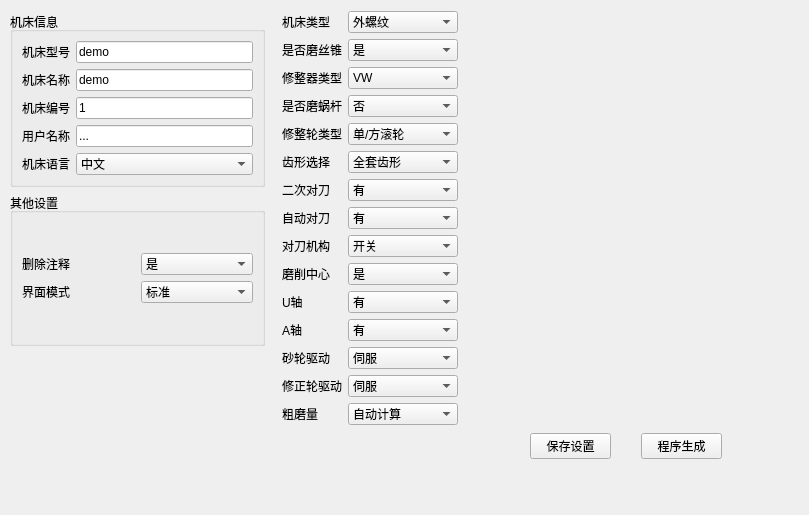
nie11kun/HorizonJuicerCreator, file creatorwindow.ui: the form before one commit.
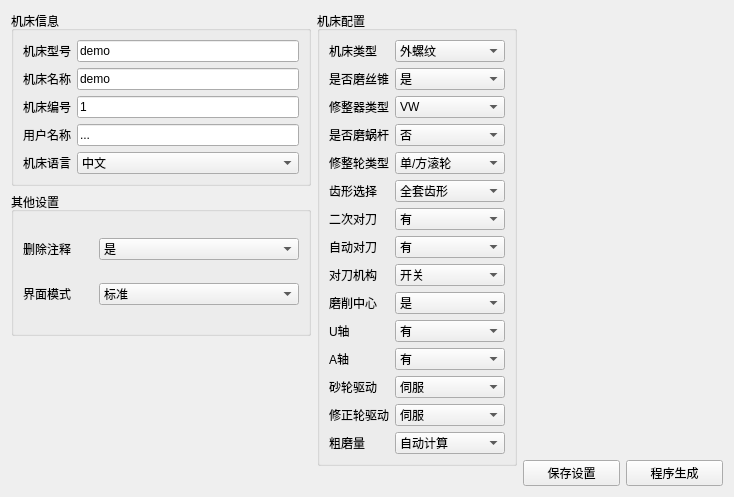
The form after the commit.

Patch:
```diff
--- a/creatorwindow.ui
+++ b/creatorwindow.ui
@@ -6,43 +6,217 @@
    <rect>
     <x>0</x>
     <y>0</y>
-    <width>809</width>
-    <height>515</height>
+    <width>813</width>
+    <height>628</height>
    </rect>
   </property>
   <property name="windowTitle">
    <string>Form</string>
   </property>
-  <widget class="QWidget" name="layoutWidget">
-   <property name="geometry">
-    <rect>
-     <x>282</x>
-     <y>11</y>
-     <width>208</width>
-     <height>493</height>
-    </rect>
-   </property>
-   <layout class="QHBoxLayout" name="horizontalLayout_3">
-    <property name="spacing">
-     <number>6</number>
-    </property>
+  <layout class="QHBoxLayout" name="horizontalLayout_2">
     <property name="sizeConstraint">
      <enum>QLayout::SetFixedSize</enum>
     </property>
     <item>
-     <layout class="QVBoxLayout" name="verticalLayout_4">
-      <property name="spacing">
-       <number>6</number>
-      </property>
+    <layout class="QVBoxLayout" name="verticalLayout_10">
+     <item>
+      <widget class="QGroupBox" name="groupBoxMachineInfo">
+       <property name="maximumSize">
+        <size>
+         <width>16777215</width>
+         <height>999999</height>
+        </size>
+       </property>
+       <property name="title">
+        <string>机床信息</string>
+       </property>
+       <layout class="QGridLayout" name="gridLayout">
+        <item row="0" column="1">
+         <layout class="QVBoxLayout" name="verticalLayout_2">
+          <item>
+           <widget class="QLineEdit" name="lineEditMachineName">
+            <property name="text">
+             <string>demo</string>
+            </property>
+           </widget>
+          </item>
+          <item>
+           <widget class="QLineEdit" name="lineEditMachineNameLng">
+            <property name="text">
+             <string>demo</string>
+            </property>
+           </widget>
+          </item>
+          <item>
+           <widget class="QLineEdit" name="lineEditMachineIndex">
+            <property name="text">
+             <string>1</string>
+            </property>
+           </widget>
+          </item>
+          <item>
+           <widget class="QLineEdit" name="lineEditCustomInfo">
+            <property name="text">
+             <string>...</string>
+            </property>
+           </widget>
+          </item>
+          <item>
+           <widget class="QComboBox" name="comboBoxLng">
+            <item>
+             <property name="text">
+              <string>中文</string>
+             </property>
+            </item>
+            <item>
+             <property name="text">
+              <string>英文</string>
+             </property>
+            </item>
+           </widget>
+          </item>
+         </layout>
+        </item>
+        <item row="0" column="0">
+         <layout class="QVBoxLayout" name="verticalLayout">
+          <item>
+           <widget class="QLabel" name="labelMachineName">
+            <property name="text">
+             <string>机床型号</string>
+            </property>
+           </widget>
+          </item>
+          <item>
+           <widget class="QLabel" name="labelMachineNameLng">
+            <property name="text">
+             <string>机床名称</string>
+            </property>
+           </widget>
+          </item>
+          <item>
+           <widget class="QLabel" name="labelMachineIndex">
+            <property name="text">
+             <string>机床编号</string>
+            </property>
+           </widget>
+          </item>
+          <item>
+           <widget class="QLabel" name="labelCustomInfo">
+            <property name="text">
+             <string>用户名称</string>
+            </property>
+           </widget>
+          </item>
+          <item>
+           <widget class="QLabel" name="labelLng">
+            <property name="text">
+             <string>机床语言</string>
+            </property>
+           </widget>
+          </item>
+         </layout>
+        </item>
+       </layout>
+      </widget>
+     </item>
+     <item>
+      <widget class="QGroupBox" name="groupBox">
+       <property name="minimumSize">
+        <size>
+         <width>300</width>
+         <height>0</height>
+        </size>
+       </property>
+       <property name="maximumSize">
+        <size>
+         <width>16777215</width>
+         <height>4444444</height>
+        </size>
+       </property>
+       <property name="title">
+        <string>其他设置</string>
+       </property>
+       <layout class="QGridLayout" name="gridLayout_2">
       <property name="sizeConstraint">
        <enum>QLayout::SetDefaultConstraint</enum>
       </property>
-      <property name="topMargin">
-       <number>0</number>
-      </property>
-      <property name="bottomMargin">
-       <number>0</number>
-      </property>
+        <item row="0" column="0">
+         <widget class="QLabel" name="labelIfRemoveComments">
+          <property name="maximumSize">
+           <size>
+            <width>70</width>
+            <height>16777215</height>
+           </size>
+          </property>
+          <property name="text">
+           <string>删除注释</string>
+          </property>
+         </widget>
+        </item>
+        <item row="0" column="1">
+         <widget class="QComboBox" name="comboBoxIfRemoveComments">
+          <item>
+           <property name="text">
+            <string>是</string>
+           </property>
+          </item>
+          <item>
+           <property name="text">
+            <string>否</string>
+           </property>
+          </item>
+         </widget>
+        </item>
+        <item row="1" column="0">
+         <widget class="QLabel" name="labelHMIMode">
+          <property name="text">
+           <string>界面模式</string>
+          </property>
+         </widget>
+        </item>
+        <item row="1" column="1">
+         <widget class="QComboBox" name="comboBoxHMIMode">
+          <item>
+           <property name="text">
+            <string>标准</string>
+           </property>
+          </item>
+          <item>
+           <property name="text">
+            <string>兼容</string>
+           </property>
+          </item>
+         </widget>
+        </item>
+       </layout>
+      </widget>
+     </item>
+     <item>
+      <layout class="QVBoxLayout" name="verticalLayout_6">
+       <item>
+        <widget class="QLabel" name="label_2">
+         <property name="text">
+          <string/>
+         </property>
+        </widget>
+       </item>
+      </layout>
+     </item>
+    </layout>
+   </item>
+   <item>
+    <layout class="QVBoxLayout" name="verticalLayout_9">
+     <item>
+      <widget class="QGroupBox" name="groupBox_2">
+       <property name="title">
+        <string>机床配置</string>
+       </property>
+       <layout class="QGridLayout" name="gridLayout_3">
+        <property name="sizeConstraint">
+         <enum>QLayout::SetDefaultConstraint</enum>
+        </property>
+        <item row="0" column="0">
+         <layout class="QVBoxLayout" name="verticalLayout_3">
       <item>
        <widget class="QLabel" name="labelMachineType">
         <property name="text">
@@ -150,14 +324,8 @@
       </item>
      </layout>
     </item>
-    <item>
-     <layout class="QVBoxLayout" name="verticalLayout_5">
-      <property name="spacing">
-       <number>6</number>
-      </property>
-      <property name="sizeConstraint">
-       <enum>QLayout::SetDefaultConstraint</enum>
-      </property>
+        <item row="0" column="1">
+         <layout class="QVBoxLayout" name="verticalLayout_4">
       <item>
        <widget class="QComboBox" name="comboBoxMachineType">
         <property name="enabled">
@@ -407,15 +575,26 @@
     </item>
    </layout>
   </widget>
-  <widget class="QWidget" name="layoutWidget">
-   <property name="geometry">
-    <rect>
-     <x>530</x>
-     <y>90</y>
-     <width>202</width>
-     <height>230</height>
-    </rect>
-   </property>
+     </item>
+     <item>
+      <layout class="QVBoxLayout" name="verticalLayout_8">
+       <property name="sizeConstraint">
+        <enum>QLayout::SetDefaultConstraint</enum>
+       </property>
+       <item>
+        <widget class="QLabel" name="label">
+         <property name="text">
+          <string/>
+         </property>
+        </widget>
+       </item>
+      </layout>
+     </item>
+    </layout>
+   </item>
+   <item>
+    <layout class="QVBoxLayout" name="verticalLayout_5">
+     <item>
    <layout class="QVBoxLayout" name="verticalLayout_7">
     <item>
      <widget class="QLabel" name="labelInfo">
@@ -444,20 +623,20 @@
      </widget>
     </item>
    </layout>
-  </widget>
-  <widget class="QWidget" name="layoutWidget">
-   <property name="geometry">
-    <rect>
-     <x>530</x>
-     <y>430</y>
-     <width>192</width>
-     <height>32</height>
-    </rect>
-   </property>
-   <layout class="QHBoxLayout" name="horizontalLayout_4">
-    <property name="spacing">
-     <number>30</number>
-    </property>
+     </item>
+     <item>
+      <layout class="QVBoxLayout" name="verticalLayout_11">
+       <item>
+        <widget class="QLabel" name="label_3">
+         <property name="text">
+          <string/>
+         </property>
+        </widget>
+       </item>
+      </layout>
+     </item>
+     <item>
+      <layout class="QHBoxLayout" name="horizontalLayout">
     <item>
      <widget class="QPushButton" name="saveDataPushButton">
       <property name="text">
@@ -473,207 +652,10 @@
      </widget>
     </item>
    </layout>
-  </widget>
-  <widget class="QWidget" name="">
-   <property name="geometry">
-    <rect>
-     <x>10</x>
-     <y>12</y>
-     <width>255</width>
-     <height>334</height>
-    </rect>
-   </property>
-   <layout class="QVBoxLayout" name="verticalLayout_10">
-    <item>
-     <widget class="QGroupBox" name="groupBoxMachineInfo">
-      <property name="maximumSize">
-       <size>
-        <width>16777215</width>
-        <height>200</height>
-       </size>
-      </property>
-      <property name="title">
-       <string>机床信息</string>
-      </property>
-      <layout class="QVBoxLayout" name="verticalLayout_3">
-       <item>
-        <layout class="QHBoxLayout" name="horizontalLayout">
-         <item>
-          <layout class="QVBoxLayout" name="verticalLayout_2">
-           <item>
-            <widget class="QLabel" name="labelMachineName">
-             <property name="text">
-              <string>机床型号</string>
-             </property>
-            </widget>
-           </item>
-           <item>
-            <widget class="QLabel" name="labelMachineNameLng">
-             <property name="text">
-              <string>机床名称</string>
-             </property>
-            </widget>
-           </item>
-           <item>
-            <widget class="QLabel" name="labelMachineIndex">
-             <property name="text">
-              <string>机床编号</string>
-             </property>
-            </widget>
-           </item>
-           <item>
-            <widget class="QLabel" name="labelCustomInfo">
-             <property name="text">
-              <string>用户名称</string>
-             </property>
-            </widget>
-           </item>
-           <item>
-            <widget class="QLabel" name="labelLng">
-             <property name="text">
-              <string>机床语言</string>
-             </property>
-            </widget>
-           </item>
-          </layout>
-         </item>
-         <item>
-          <layout class="QVBoxLayout" name="verticalLayout">
-           <property name="sizeConstraint">
-            <enum>QLayout::SetDefaultConstraint</enum>
-           </property>
-           <item>
-            <widget class="QLineEdit" name="lineEditMachineName">
-             <property name="text">
-              <string>demo</string>
-             </property>
-            </widget>
-           </item>
-           <item>
-            <widget class="QLineEdit" name="lineEditMachineNameLng">
-             <property name="text">
-              <string>demo</string>
-             </property>
-            </widget>
-           </item>
-           <item>
-            <widget class="QLineEdit" name="lineEditMachineIndex">
-             <property name="text">
-              <string>1</string>
-             </property>
-            </widget>
-           </item>
-           <item>
-            <widget class="QLineEdit" name="lineEditCustomInfo">
-             <property name="text">
-              <string>...</string>
-             </property>
-            </widget>
-           </item>
-           <item>
-            <widget class="QComboBox" name="comboBoxLng">
-             <item>
-              <property name="text">
-               <string>中文</string>
-              </property>
-             </item>
-             <item>
-              <property name="text">
-               <string>英文</string>
-              </property>
-             </item>
-            </widget>
-           </item>
-          </layout>
-         </item>
-        </layout>
-       </item>
-      </layout>
-     </widget>
-    </item>
-    <item>
-     <widget class="QGroupBox" name="groupBox">
-      <property name="minimumSize">
-       <size>
-        <width>0</width>
-        <height>0</height>
-       </size>
-      </property>
-      <property name="maximumSize">
-       <size>
-        <width>16777215</width>
-        <height>4444444</height>
-       </size>
-      </property>
-      <property name="title">
-       <string>其他设置</string>
-      </property>
-      <layout class="QGridLayout" name="gridLayout">
-       <item row="0" column="0">
-        <layout class="QHBoxLayout" name="horizontalLayout_2">
-         <item>
-          <layout class="QVBoxLayout" name="verticalLayout_6">
-           <item>
-            <widget class="QLabel" name="labelIfRemoveComments">
-             <property name="maximumSize">
-              <size>
-               <width>70</width>
-               <height>16777215</height>
-              </size>
-             </property>
-             <property name="text">
-              <string>删除注释</string>
-             </property>
-            </widget>
-           </item>
-           <item>
-            <widget class="QLabel" name="labelHMIMode">
-             <property name="text">
-              <string>界面模式</string>
-             </property>
-            </widget>
-           </item>
-          </layout>
-         </item>
-         <item>
-          <layout class="QVBoxLayout" name="verticalLayout_8">
-           <item>
-            <widget class="QComboBox" name="comboBoxIfRemoveComments">
-             <item>
-              <property name="text">
-               <string>是</string>
-              </property>
-             </item>
-             <item>
-              <property name="text">
-               <string>否</string>
-              </property>
-             </item>
-            </widget>
-           </item>
-           <item>
-            <widget class="QComboBox" name="comboBoxHMIMode">
-             <item>
-              <property name="text">
-               <string>标准</string>
-              </property>
-             </item>
-             <item>
-              <property name="text">
-               <string>兼容</string>
-              </property>
-             </item>
-            </widget>
-           </item>
-          </layout>
-         </item>
-        </layout>
-       </item>
-      </layout>
-     </widget>
-    </item>
-   </layout>
-  </widget>
+     </item>
+    </layout>
+   </item>
+  </layout>
  </widget>
  <resources/>
  <connections/>
```
Lines whose indentation alone changed are shown as unchanged.
